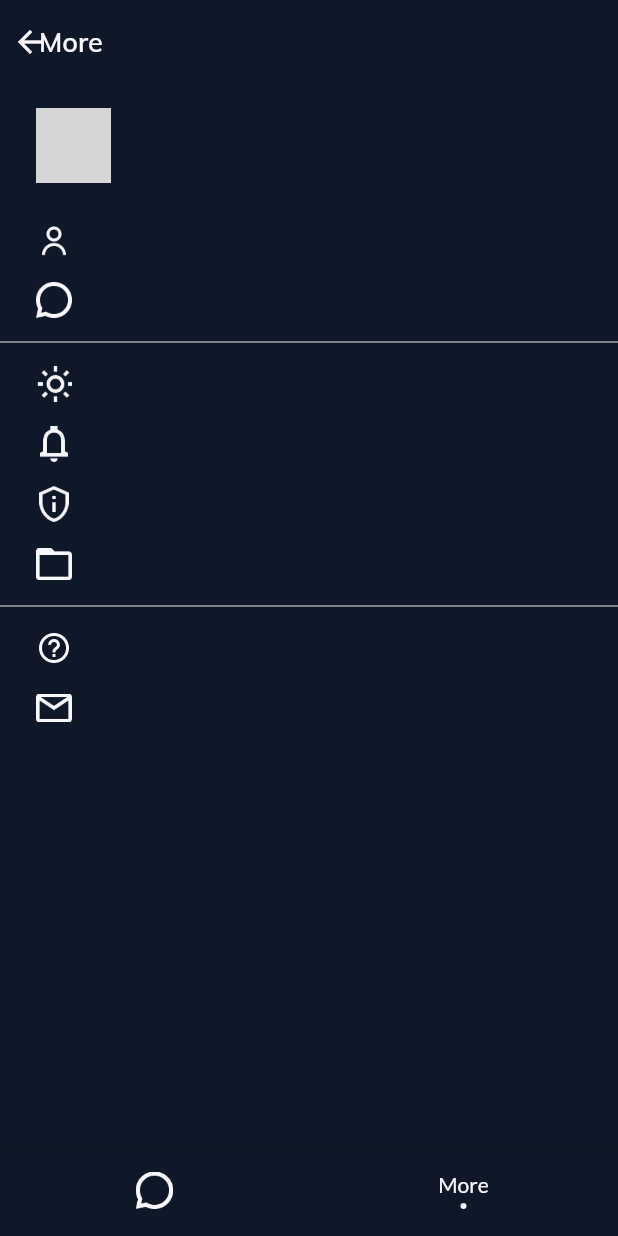
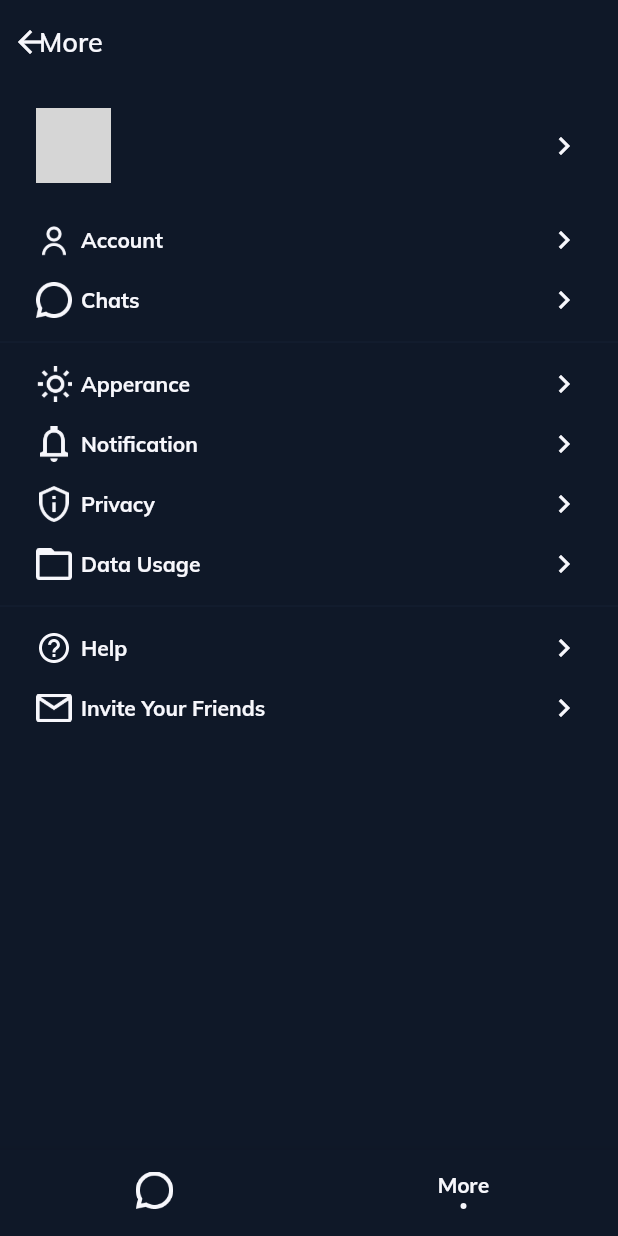
Before and after one commit to Keilmuan-Himaster/Kawan-Chat, a Flutter app: the MainScreen screen opened by its route, item 2 of the bottom bar chosen, on a phone screen of 412 x 824 dp. Run offline on Flutter 3.47's test engine with Material 2 defaults, Android fonts, the phone set to English and light mode, and no system bars; our stand-ins replace bloc, cloud_firestore, equatable, firebase_auth, firebase_core, firebase_storage and 4 more; missing offline and left inert: ndialog, numeric_keyboard; accounts and stored records are empty; network calls fail; grey boxes are pictures that could not be loaded.

Commit message:
Add Theme in more page

```diff
--- a/lib/config/theme_config.dart
+++ b/lib/config/theme_config.dart
@@ -39,6 +39,7 @@ class ThemeConfig {
       iconTheme: IconThemeData(color: NeutralColor().active),
       primaryColorLight: NeutralColor().offWhite,
       primaryColorDark: NeutralColor().active,
+      accentColor: NeutralColor().offWhite,
       elevatedButtonTheme: ElevatedButtonThemeData(
           style: ElevatedButton.styleFrom(primary: BrandColor().defaultColor)));
 
@@ -77,6 +78,7 @@ class ThemeConfig {
       iconTheme: IconThemeData(color: NeutralColor().offWhite),
       primaryColorLight: NeutralColor().offWhite,
       primaryColorDark: NeutralColor().active,
+      accentColor: NeutralColor().dark,
       elevatedButtonTheme: ElevatedButtonThemeData(
           style: ElevatedButton.styleFrom(primary: BrandColor().darkMode)));
 }
--- a/lib/ui/pages/more_page.dart
+++ b/lib/ui/pages/more_page.dart
@@ -31,9 +31,9 @@ class MorePage extends StatelessWidget {
           BlocBuilder<UserCubit, UserState>(
             builder: (context, state) {
               if (state is UserLoaded) {
-                return buildProfileCard(user: state.user);
+                return buildProfileCard(context: context,user: state.user);
               } else if (state is UserLoadingFailed) {
-                return buildProfileCard();
+                return buildProfileCard(context: context,);
               } else {
                 return SizedBox(
                   height: 60,
@@ -48,40 +48,48 @@ class MorePage extends StatelessWidget {
             height: 10,
           ),
           buildMoreListCard(
+            context: context,
             iconName: "icon_person_black.png",
             label: "Account",
           ),
           buildMoreListCard(
+            context: context,
             iconName: "icon_chat.png",
             label: "Chats",
           ),
           Divider(
-            color: NeutralColor().line,
+            color: Theme.of(context).accentColor,
           ),
           buildMoreListCard(
+            context: context,
             iconName: "icon_apperance.png",
             label: "Apperance",
           ),
           buildMoreListCard(
+            context: context,
             iconName: "icon_notification.png",
             label: "Notification",
           ),
           buildMoreListCard(
+            context: context,
             iconName: "icon_privacy.png",
             label: "Privacy",
           ),
           buildMoreListCard(
+            context: context,
             iconName: "icon_data_usage.png",
             label: "Data Usage",
           ),
           Divider(
-            color: NeutralColor().line,
+            color: Theme.of(context).accentColor,
           ),
           buildMoreListCard(
+            context: context,
             iconName: "icon_help.png",
             label: "Help",
           ),
           buildMoreListCard(
+            context: context,
             iconName: "icon_email.png",
             label: "Invite Your Friends",
           ),
@@ -90,7 +98,7 @@ class MorePage extends StatelessWidget {
     );
   }
 
-  InkWell buildProfileCard({UserModel? user}) {
+  InkWell buildProfileCard({UserModel? user, required BuildContext context}) {
     return buildContainerCard(
         child: Row(
           mainAxisAlignment: MainAxisAlignment.spaceBetween,
@@ -110,9 +118,7 @@ class MorePage extends StatelessWidget {
                   children: [
                     Text(
                       user?.fullName ?? "",
-                      style: CustomTextStyle()
-                          .body1
-                          .copyWith(color: NeutralColor().active),
+                      style: Theme.of(context).textTheme.bodyText1
                     ),
                     SizedBox(
                       height: 2,
@@ -127,14 +133,17 @@ class MorePage extends StatelessWidget {
                 )
               ],
             ),
-            buildIconNext(),
+            buildIconNext(context),
           ],
         ),
         onTap: () {});
   }
 
   InkWell buildMoreListCard(
-      {required String iconName, required String label, Function? onTap}) {
+      {required String iconName,
+      required String label,
+      Function? onTap,
+      required BuildContext context}) {
     return buildContainerCard(
         onTap: () {
           if (onTap != null) {
@@ -151,19 +160,18 @@ class MorePage extends StatelessWidget {
                     "assets/icons/$iconName",
                   ),
                   size: 24,
+                  color: Theme.of(context).iconTheme.color,
                 ),
                 SizedBox(
                   width: 6,
                 ),
                 Text(
                   label,
-                  style: CustomTextStyle()
-                      .body1
-                      .copyWith(color: NeutralColor().active),
+                  style: Theme.of(context).textTheme.bodyText1,
                 ),
               ],
             ),
-            buildIconNext(),
+            buildIconNext(context),
           ],
         ));
   }
@@ -182,8 +190,8 @@ class MorePage extends StatelessWidget {
     );
   }
 
-  Icon buildIconNext() => Icon(
+  Icon buildIconNext(BuildContext context) => Icon(
         Icons.chevron_right,
-        color: NeutralColor().active,
+        color: Theme.of(context).iconTheme.color
       );
 }
--- a/lib/ui/screens/main_screen.dart
+++ b/lib/ui/screens/main_screen.dart
@@ -43,7 +43,7 @@ class _MainScreenState extends State<MainScreen> {
         backgroundColor: Theme.of(context).scaffoldBackgroundColor,
         iconSize: 25,
         selectedItemColor: Theme.of(context).primaryColorLight,
-        unselectedItemColor: Theme.of(context).primaryColorLight,
+        unselectedItemColor: Theme.of(context).iconTheme.color,
         items: [
           buildBottomNavigationbarItem(
               icon: "icon_chat.png",
@@ -66,7 +66,7 @@ class _MainScreenState extends State<MainScreen> {
                     label,
                     style: Theme.of(context)
                         .textTheme
-                        .headline4
+                        .bodyText1
                         ?.copyWith(fontSize: 14, fontFamily: "Lato"),
                   ),
                   SizedBox(
@@ -76,7 +76,7 @@ class _MainScreenState extends State<MainScreen> {
                     height: 4,
                     width: 4,
                     decoration: BoxDecoration(
-                        color: Theme.of(context).primaryColorLight, shape: BoxShape.circle),
+                        color: Theme.of(context).iconTheme.color, shape: BoxShape.circle),
                   )
                 ],
               )
--- a/lib/ui/widgets/custom_profile_card.dart
+++ b/lib/ui/widgets/custom_profile_card.dart
@@ -1,15 +1,11 @@
-
 import 'package:chat_app/config/custom_color.dart';
 import 'package:chat_app/models/user_model.dart';
 import 'package:flutter/material.dart';
 
 class CustomProfileCard extends StatelessWidget {
-  const CustomProfileCard({
-    Key? key,
-     this.imageUrl,
-    required this.height,
-    required this.padding
-  }) : super(key: key);
+  const CustomProfileCard(
+      {Key? key, this.imageUrl, required this.height, required this.padding})
+      : super(key: key);
 
   final String? imageUrl;
   final double padding, height;
@@ -23,12 +19,15 @@ class CustomProfileCard extends StatelessWidget {
           width: height,
           padding: EdgeInsets.all(padding),
           decoration: BoxDecoration(
-              color: NeutralColor().line, shape: BoxShape.circle),
+              color: Theme.of(context).accentColor, shape: BoxShape.circle),
           child: ClipRRect(
             borderRadius: BorderRadius.circular(100),
             child: FadeInImage(
-              placeholder:
-                  AssetImage("assets/icons/icon_person_black.png"),
+              placeholder: AssetImage(
+                  (Theme.of(context).scaffoldBackgroundColor ==
+                          NeutralColor().white)
+                      ? "assets/icons/icon_person_black.png"
+                      : "assets/icons/icon_person_white.png"),
               image: NetworkImage(imageUrl ?? ""),
             ),
           ),
```
